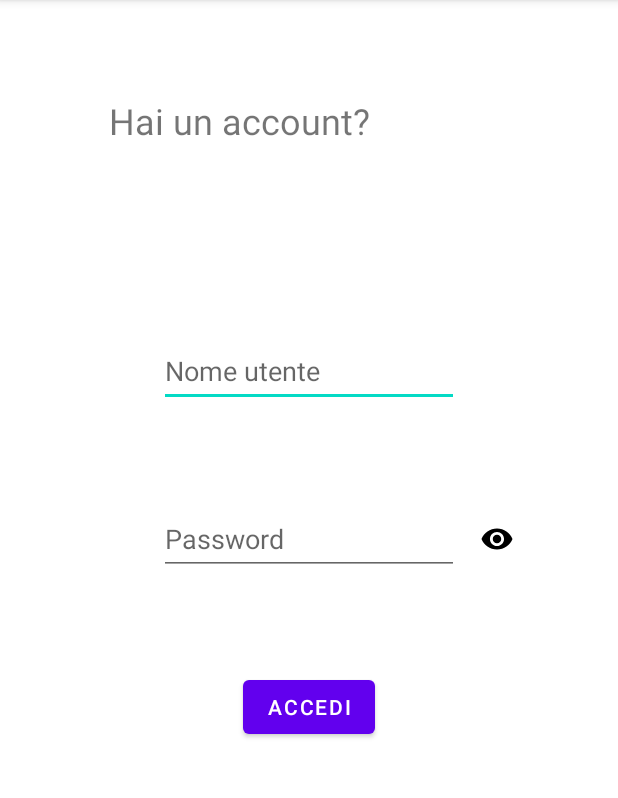
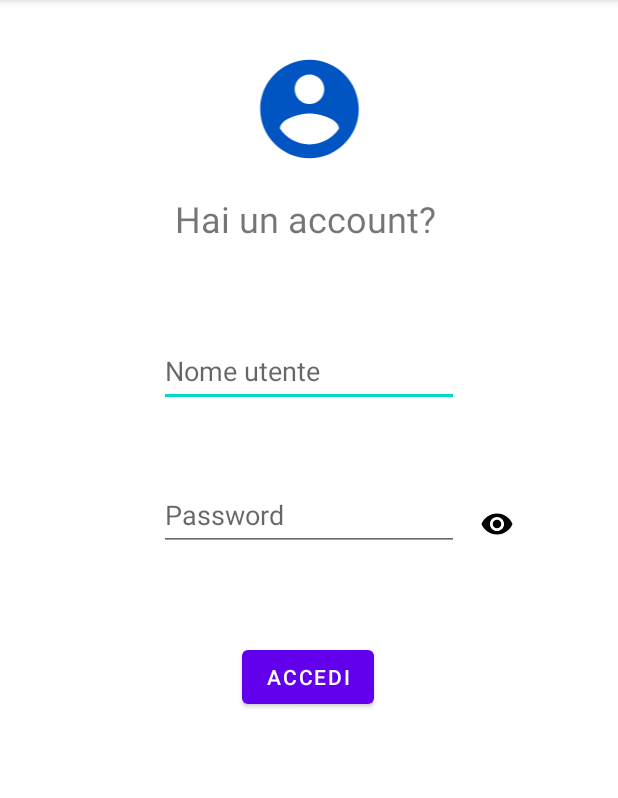
Before and after one commit to lucamodica/Android-app-lesson-booking, an Android app: the screen it shows after launch (LoginActivity), on a phone screen of 412 x 824 dp, the part 84-882 px from its top. Run offline under Robolectric (Android 15) with nearby library versions, the phone set to English and light mode, and no system bars; our stand-ins replace Volley.

Commit message:
aggiornato build,sistemato layout login e navbar Login fa crashare l'app con dati inseriti

```diff
--- a/app/src/main/java/com/example/lessonbooking/view/activity/LoginActivity.java
+++ b/app/src/main/java/com/example/lessonbooking/view/activity/LoginActivity.java
@@ -72,7 +72,7 @@
                         userLogged.getString("account"));
                 System.out.println("(role: " +
                         userLogged.getString("role") + ")");
-                Intent inte = new Intent(this, selectingparams.class);
+                Intent inte = new Intent(this, SelectingParams.class);
 
                 // aggiungo stringa in piu (es risultato)
                 setResult(LoginActivity.RESULT_OK, inte);
--- a/app/src/main/res/drawable/ic_account_foreground.xml
+++ b/app/src/main/res/drawable/ic_account_foreground.xml
@@ -3,7 +3,7 @@
     android:height="108dp"
     android:viewportWidth="108"
     android:viewportHeight="108"
-    android:tint="#0024C3">
+    android:tint="#0055C3">
   <group android:scaleX="3.132"
       android:scaleY="3.132"
       android:translateX="16.416"
--- a/app/src/main/res/layout/activity_login.xml
+++ b/app/src/main/res/layout/activity_login.xml
@@ -6,26 +6,24 @@
     android:layout_height="match_parent"
     tools:context=".view.activity.LoginActivity">
 
+
     <TextView
         android:id="@+id/textView"
-        android:layout_width="267dp"
-        android:layout_height="95dp"
+        android:layout_width="179dp"
+        android:layout_height="46dp"
         android:layout_marginStart="16dp"
-        android:layout_marginTop="64dp"
         android:layout_marginEnd="16dp"
         android:text="@string/header_login"
         android:textSize="24sp"
         app:layout_constraintEnd_toEndOf="parent"
-        app:layout_constraintHorizontal_bias="0.5"
         app:layout_constraintStart_toStartOf="parent"
-        app:layout_constraintTop_toTopOf="parent" />
-
+        app:layout_constraintTop_toBottomOf="@+id/imageView" />
 
     <EditText
         android:id="@+id/account"
         android:layout_width="200dp"
         android:layout_height="48dp"
-            android:layout_marginTop="64dp"
+        android:layout_marginTop="48dp"
         android:ems="10"
         android:hint="@string/prompt_account"
 
@@ -34,13 +32,13 @@
         app:layout_constraintHorizontal_bias="0.5"
         app:layout_constraintStart_toStartOf="parent"
         app:layout_constraintTop_toBottomOf="@+id/textView"
-            tools:ignore="TextContrastCheck" android:autofillHints=""/>
+        tools:ignore="TextContrastCheck" />
 
     <EditText
         android:id="@+id/pw"
         android:layout_width="200dp"
         android:layout_height="48dp"
-            android:layout_marginTop="64dp"
+        android:layout_marginTop="48dp"
         android:ems="10"
         android:hint="@string/prompt_password"
 
@@ -48,19 +46,19 @@
         app:layout_constraintEnd_toEndOf="parent"
         app:layout_constraintHorizontal_bias="0.5"
         app:layout_constraintStart_toStartOf="parent"
-            app:layout_constraintTop_toBottomOf="@+id/account" android:autofillHints=""/>
+        app:layout_constraintTop_toBottomOf="@+id/account" />
 
     <Button
 
         android:id="@+id/login"
         android:layout_width="wrap_content"
         android:layout_height="wrap_content"
-        android:layout_marginTop="64dp"
+        android:layout_marginTop="60dp"
 
         android:focusableInTouchMode="false"
         android:text="@string/button_login"
         app:layout_constraintEnd_toEndOf="parent"
-        app:layout_constraintHorizontal_bias="0.5"
+        app:layout_constraintHorizontal_bias="0.498"
         app:layout_constraintStart_toStartOf="parent"
         app:layout_constraintTop_toBottomOf="@+id/pw" />
 
@@ -75,4 +73,14 @@
         app:layout_constraintStart_toEndOf="@+id/pw"
         app:layout_constraintTop_toBottomOf="@+id/account" />
 
+    <ImageView
+        android:id="@+id/imageView"
+        android:layout_width="115dp"
+        android:layout_height="113dp"
+        android:layout_marginTop="16dp"
+        app:layout_constraintEnd_toEndOf="parent"
+        app:layout_constraintStart_toStartOf="parent"
+        app:layout_constraintTop_toTopOf="parent"
+        app:srcCompat="@drawable/ic_account_foreground" />
+
 </androidx.constraintlayout.widget.ConstraintLayout>
--- a/app/src/main/res/menu/bottom_nav_menu.xml
+++ b/app/src/main/res/menu/bottom_nav_menu.xml
@@ -8,12 +8,12 @@
 
     <item
         android:id="@+id/navigation_booking"
-        android:icon="@drawable/ic_dashboard_black_24dp"
+        android:icon="@drawable/ic_booking_foreground"
         android:title="@string/title_Booking" />
 
     <item
         android:id="@+id/navigation_catalog"
-        android:icon="@drawable/ic_notifications_black_24dp"
+        android:icon="@drawable/ic_booking_all_foreground"
         android:title="@string/title_catalog" />
 
 </menu>
--- /dev/null
+++ b/app/src/main/res/mipmap-anydpi-v26/ic_booking_all.xml
@@ -0,0 +1,5 @@
+<?xml version="1.0" encoding="utf-8"?>
+<adaptive-icon xmlns:android="http://schemas.android.com/apk/res/android">
+    <background android:drawable="@drawable/ic_booking_all_background"/>
+    <foreground android:drawable="@drawable/ic_booking_all_foreground"/>
+</adaptive-icon>
--- /dev/null
+++ b/app/src/main/res/mipmap-anydpi-v26/ic_booking_all_round.xml
@@ -0,0 +1,5 @@
+<?xml version="1.0" encoding="utf-8"?>
+<adaptive-icon xmlns:android="http://schemas.android.com/apk/res/android">
+    <background android:drawable="@drawable/ic_booking_all_background"/>
+    <foreground android:drawable="@drawable/ic_booking_all_foreground"/>
+</adaptive-icon>
```
Also changed, not shown: app/build.gradle (+6 -6 lines), app/src/main/res/drawable/ic_booking_all_background.xml (added, +74 -0 lines), app/src/main/res/drawable/ic_booking_all_foreground.xml (added, +24 -0 lines), app/src/main/ic_booking_all-playstore.png (added), app/src/main/res/mipmap-hdpi/ic_booking_all.png (added), app/src/main/res/mipmap-hdpi/ic_booking_all_round.png (added), app/src/main/res/mipmap-mdpi/ic_booking_all.png (added), app/src/main/res/mipmap-mdpi/ic_booking_all_round.png (added), app/src/main/res/mipmap-xhdpi/ic_booking_all.png (added), app/src/main/res/mipmap-xhdpi/ic_booking_all_round.png (added), app/src/main/res/mipmap-xxhdpi/ic_booking_all.png (added), app/src/main/res/mipmap-xxhdpi/ic_booking_all_round.png (added), app/src/main/res/mipmap-xxxhdpi/ic_booking_all.png (added), app/src/main/res/mipmap-xxxhdpi/ic_booking_all_round.png (added). Lines whose indentation alone changed are shown as unchanged.
